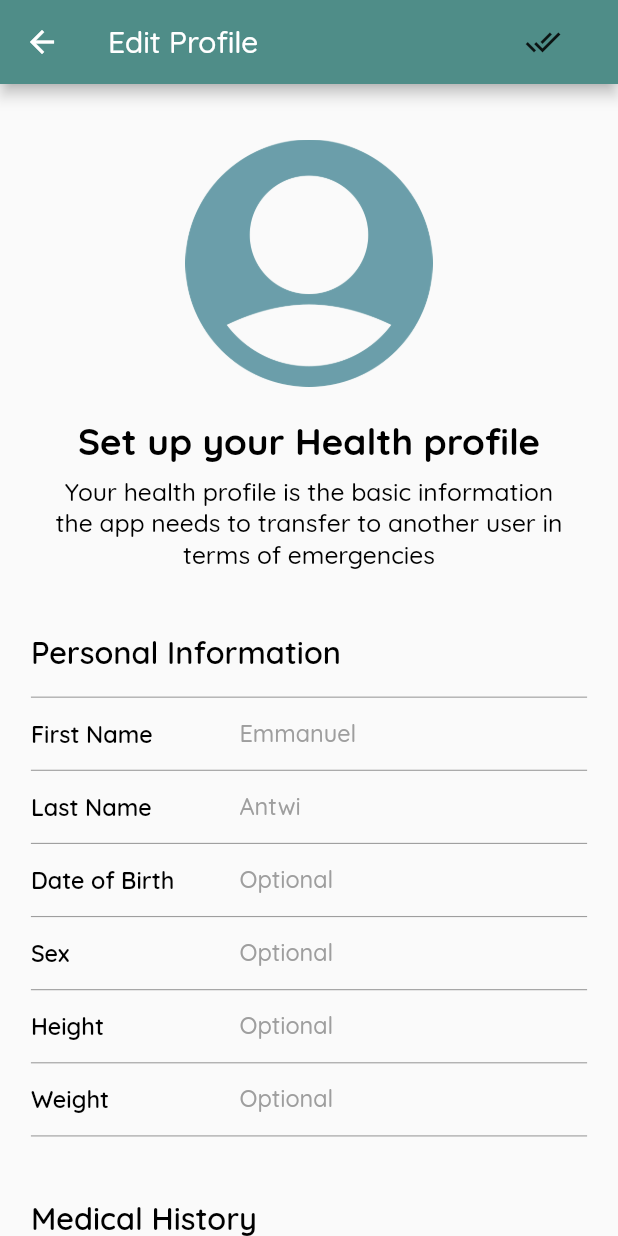
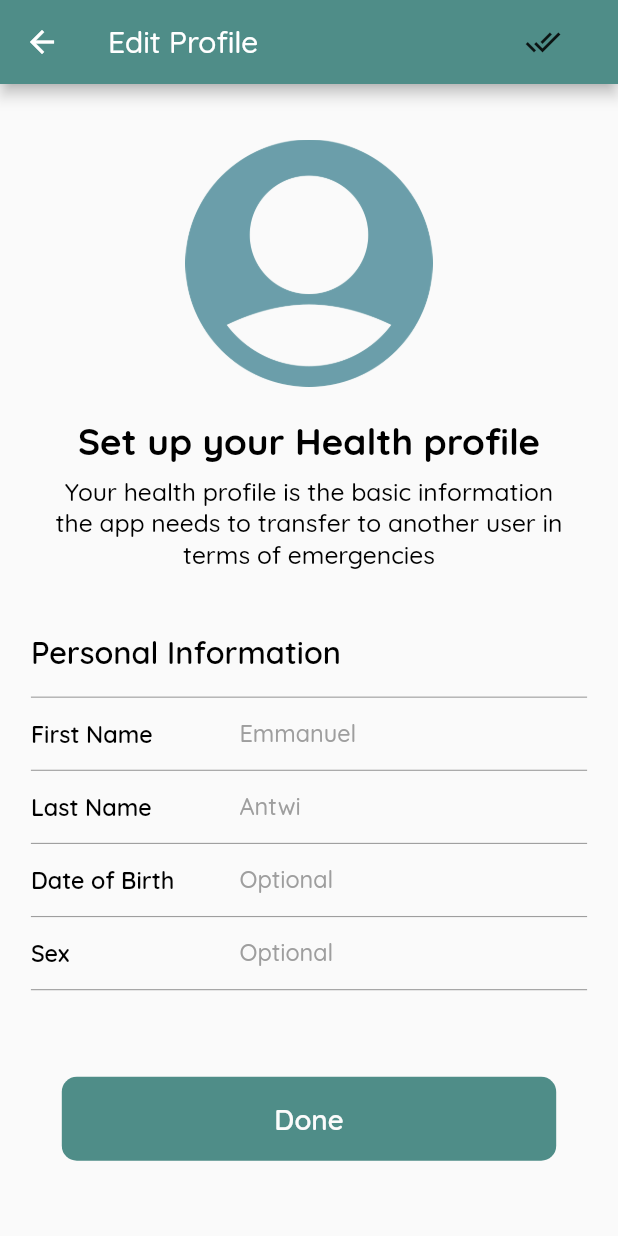
Before and after one commit to danielonettey/healthTap, a Flutter app: the screen it shows after launch, in the side drawer, after a tap on "Profile", on a phone screen of 412 x 824 dp. Run offline on Flutter 3.47's test engine with Material 2 defaults, Android fonts, the phone set to English and light mode, and no system bars; missing offline and left inert: nfc_in_flutter.

Commit message:
Updated Editpage with save functionality

```diff
--- a/lib/editpage.dart
+++ b/lib/editpage.dart
@@ -6,6 +6,22 @@ class EditPage extends StatefulWidget {
 }
 
 class _EditPageState extends State<EditPage> {
+
+  doneClicked(){
+    //print it literally
+    print(fname.text);
+    print(sname.text);
+    print(dob.text);
+    print(sex.text);
+    //Leave that screen
+    Navigator.pop(context);
+  }
+
+  final fname = TextEditingController();
+  final sname = TextEditingController();
+  final dob = TextEditingController();
+  final sex = TextEditingController();
+
   @override
   Widget build(BuildContext context) {
     final width = MediaQuery.of(context).size.width;
@@ -17,7 +33,7 @@ class _EditPageState extends State<EditPage> {
           'Edit Profile',
         ),
         actions: <Widget>[
-          FlatButton.icon(onPressed: ()=>Navigator.pop(context), icon: Icon(Icons.done_all), label: Text(''))
+          FlatButton.icon(onPressed: doneClicked, icon: Icon(Icons.done_all), label: Text(''))
         ],
       ),
       body: SingleChildScrollView(
@@ -78,46 +94,16 @@ class _EditPageState extends State<EditPage> {
                 ),
               ),
 
-              ProfileTextField(title: 'First Name', hint: 'Emmanuel',),
-              ProfileTextField(title: 'Last Name', hint: 'Antwi',),
-              ProfileTextField(title: 'Date of Birth'),
-              ProfileTextField(title: 'Sex'),
-              ProfileTextField(title: 'Height'),
-              ProfileTextField(title: 'Weight'),
-
-
-              Container(
-                padding: EdgeInsets.only(top: height * 0.05, bottom: height * 0.02),
-                decoration: BoxDecoration(
-                    border: Border(
-                        bottom: BorderSide(
-                            width: 0.75,
-                            color: Colors.grey
-                        )
-                    )
-                ),
-                alignment: Alignment.bottomLeft,
-                child: Text(
-                  'Medical History',
-                  style: TextStyle(
-                      color: Colors.black,
-                      fontWeight: FontWeight.w600,
-                      fontSize: width * 0.05
-                  ),
-                ),
-              ),
-
-              ProfileTextField(title: 'First Name', hint: 'Emmanuel',),
-              ProfileTextField(title: 'Last Name', hint: 'Antwi',),
-              ProfileTextField(title: 'Date of Birth'),
-              ProfileTextField(title: 'Sex'),
-              ProfileTextField(title: 'Height'),
-              ProfileTextField(title: 'Weight'),
+              ProfileTextField(title: 'First Name', hint: 'Emmanuel',controller: fname,),
+              ProfileTextField(title: 'Last Name', hint: 'Antwi',controller: sname,),
+              ProfileTextField(title: 'Date of Birth', controller: dob,),
+              ProfileTextField(title: 'Sex',controller: sex,),
 
               Container(
                   margin: EdgeInsets.symmetric(vertical: height * 0.05),
+                  padding: EdgeInsets.only(top: height * 0.02),
                   child: InkWell(
-                    onTap: ()=>{},
+                    onTap: doneClicked,
                     child: Container(
                       width: width * 0.8,
                       padding: EdgeInsets.symmetric(vertical: height * 0.02),
@@ -149,14 +135,18 @@ class _EditPageState extends State<EditPage> {
 class ProfileTextField extends StatefulWidget {
   final String title;
   final String hint;
-  final int lines;
+  final TextEditingController controller;
 
-  const ProfileTextField({Key key, this.title, this.hint, this.lines}) : super(key: key);
+  const ProfileTextField({Key key, this.title, this.hint, this.controller}) : super(key: key);
+
   @override
   _ProfileTextFieldState createState() => _ProfileTextFieldState();
 }
 
 class _ProfileTextFieldState extends State<ProfileTextField> {
+
+
+
 
 
   @override
@@ -187,12 +177,22 @@ class _ProfileTextFieldState extends State<ProfileTextField> {
           Expanded(
             flex: 5,
             child: TextFormField(
+                controller: widget.controller,
+//                onEditingComplete: ()=>{
+//                  print(myController.text),
+//                },
+//                onChanged: (a)=>{
+//                  print(a),
+//                },
+//                onSaved: (a)=>{
+//                  print(a),
+//                },
                 style: TextStyle(
                     color: Colors.black,
                     fontWeight: FontWeight.w500,
                     fontSize: width * 0.038
                 ),
-                maxLines: widget.lines!=null ? widget.lines : 1,
+                maxLines: 1,
                 decoration: InputDecoration(
                   hintText: widget.hint != null ? widget.hint: 'Optional',
                   enabledBorder: UnderlineInputBorder(
```
